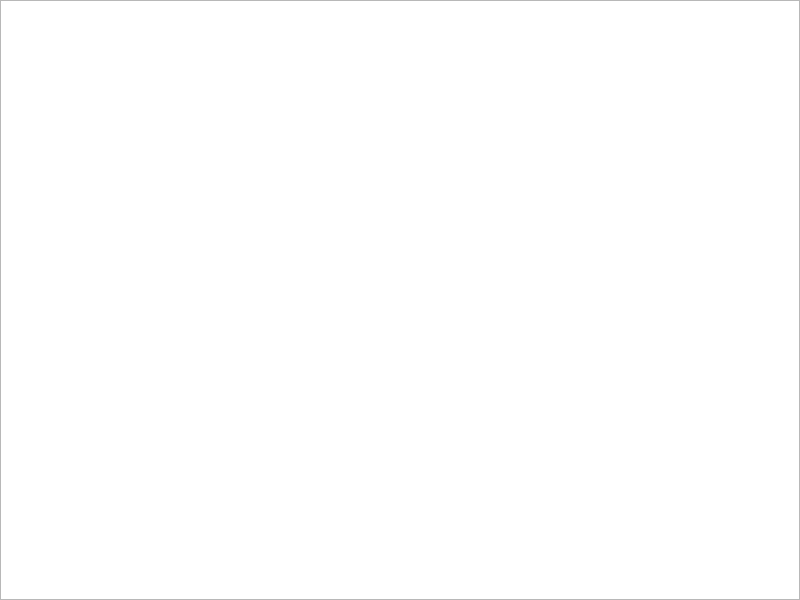
This is lab2/drawwindow.ui in Megarekrut65/4sem-ooop-lab2 as Qt 5 draws it before an edit. The edited form follows.
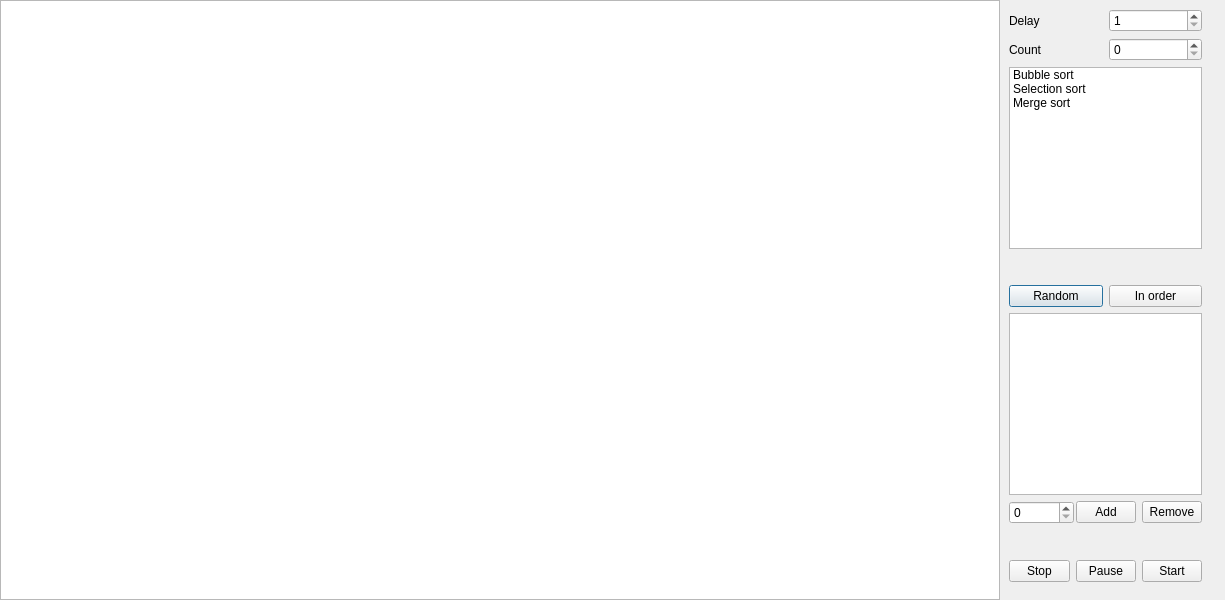
This is the edited form.

Commit message: Added functions for start, pause and stop buttons

```diff
--- a/lab2/drawwindow.ui
+++ b/lab2/drawwindow.ui
@@ -6,46 +6,237 @@
    <rect>
     <x>0</x>
     <y>0</y>
-    <width>800</width>
+    <width>1225</width>
     <height>600</height>
    </rect>
   </property>
   <property name="minimumSize">
    <size>
-    <width>800</width>
+    <width>1225</width>
     <height>600</height>
    </size>
   </property>
   <property name="maximumSize">
    <size>
-    <width>800</width>
+    <width>1225</width>
+    <height>600</height>
+   </size>
+  </property>
+  <property name="sizeIncrement">
+   <size>
+    <width>1225</width>
     <height>600</height>
    </size>
   </property>
   <property name="windowTitle">
    <string>Dialog</string>
   </property>
+  <property name="sizeGripEnabled">
+   <bool>false</bool>
+  </property>
   <widget class="QGraphicsView" name="graphicsView">
    <property name="geometry">
     <rect>
      <x>0</x>
      <y>0</y>
-     <width>800</width>
+     <width>1000</width>
      <height>600</height>
     </rect>
    </property>
    <property name="minimumSize">
     <size>
-     <width>800</width>
+     <width>1000</width>
      <height>600</height>
     </size>
    </property>
    <property name="maximumSize">
     <size>
-     <width>800</width>
+     <width>1000</width>
      <height>600</height>
     </size>
    </property>
+   <property name="renderHints">
+    <set>QPainter::Antialiasing</set>
+   </property>
+  </widget>
+  <widget class="QFrame" name="verticalFrame">
+   <property name="geometry">
+    <rect>
+     <x>1000</x>
+     <y>0</y>
+     <width>211</width>
+     <height>591</height>
+    </rect>
+   </property>
+   <property name="minimumSize">
+    <size>
+     <width>200</width>
+     <height>0</height>
+    </size>
+   </property>
+   <layout class="QVBoxLayout" name="verticalLayout">
+    <item>
+     <layout class="QHBoxLayout" name="horizontalLayout">
+      <item>
+       <widget class="QLabel" name="delay_label">
+        <property name="text">
+         <string>Delay</string>
+        </property>
+       </widget>
+      </item>
+      <item>
+       <widget class="QSpinBox" name="delay_spinBox">
+        <property name="minimum">
+         <number>1</number>
+        </property>
+        <property name="maximum">
+         <number>1000</number>
+        </property>
+       </widget>
+      </item>
+     </layout>
+    </item>
+    <item>
+     <layout class="QHBoxLayout" name="horizontalLayout_2">
+      <item>
+       <widget class="QLabel" name="count_label">
+        <property name="text">
+         <string>Count</string>
+        </property>
+       </widget>
+      </item>
+      <item>
+       <widget class="QSpinBox" name="count_spinBox">
+        <property name="maximum">
+         <number>32000</number>
+        </property>
+       </widget>
+      </item>
+     </layout>
+    </item>
+    <item>
+     <widget class="QListWidget" name="sorts_listWidget">
+      <item>
+       <property name="text">
+        <string>Bubble sort</string>
+       </property>
+      </item>
+      <item>
+       <property name="text">
+        <string>Selection sort</string>
+       </property>
+      </item>
+      <item>
+       <property name="text">
+        <string>Merge sort</string>
+       </property>
+      </item>
+     </widget>
+    </item>
+    <item>
+     <spacer name="verticalSpacer_2">
+      <property name="orientation">
+       <enum>Qt::Vertical</enum>
+      </property>
+      <property name="sizeHint" stdset="0">
+       <size>
+        <width>20</width>
+        <height>40</height>
+       </size>
+      </property>
+     </spacer>
+    </item>
+    <item>
+     <layout class="QHBoxLayout" name="horizontalLayout_3">
+      <item>
+       <widget class="QPushButton" name="random_pushButton">
+        <property name="text">
+         <string>Random</string>
+        </property>
+       </widget>
+      </item>
+      <item>
+       <widget class="QPushButton" name="inorder_pushButton">
+        <property name="text">
+         <string>In order</string>
+        </property>
+       </widget>
+      </item>
+     </layout>
+    </item>
+    <item>
+     <widget class="QListWidget" name="values_listWidget"/>
+    </item>
+    <item>
+     <layout class="QHBoxLayout" name="horizontalLayout_5">
+      <item>
+       <widget class="QSpinBox" name="newnum_spinBox">
+        <property name="minimumSize">
+         <size>
+          <width>65</width>
+          <height>0</height>
+         </size>
+        </property>
+        <property name="maximum">
+         <number>32000</number>
+        </property>
+       </widget>
+      </item>
+      <item>
+       <widget class="QPushButton" name="add_pushButton">
+        <property name="text">
+         <string>Add</string>
+        </property>
+       </widget>
+      </item>
+      <item>
+       <widget class="QPushButton" name="remove_pushButton">
+        <property name="text">
+         <string>Remove</string>
+        </property>
+       </widget>
+      </item>
+     </layout>
+    </item>
+    <item>
+     <spacer name="verticalSpacer">
+      <property name="orientation">
+       <enum>Qt::Vertical</enum>
+      </property>
+      <property name="sizeHint" stdset="0">
+       <size>
+        <width>20</width>
+        <height>40</height>
+       </size>
+      </property>
+     </spacer>
+    </item>
+    <item>
+     <layout class="QHBoxLayout" name="horizontalLayout_4">
+      <item>
+       <widget class="QPushButton" name="stop_pushButton">
+        <property name="text">
+         <string>Stop</string>
+        </property>
+       </widget>
+      </item>
+      <item>
+       <widget class="QPushButton" name="pause_Button">
+        <property name="text">
+         <string>Pause</string>
+        </property>
+       </widget>
+      </item>
+      <item>
+       <widget class="QPushButton" name="start_pushButton">
+        <property name="text">
+         <string>Start</string>
+        </property>
+       </widget>
+      </item>
+     </layout>
+    </item>
+   </layout>
   </widget>
  </widget>
  <resources/>
```
The commit also changes 7 other files.
